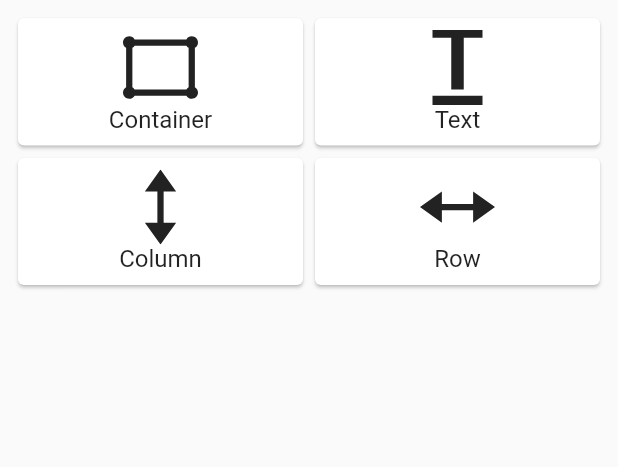
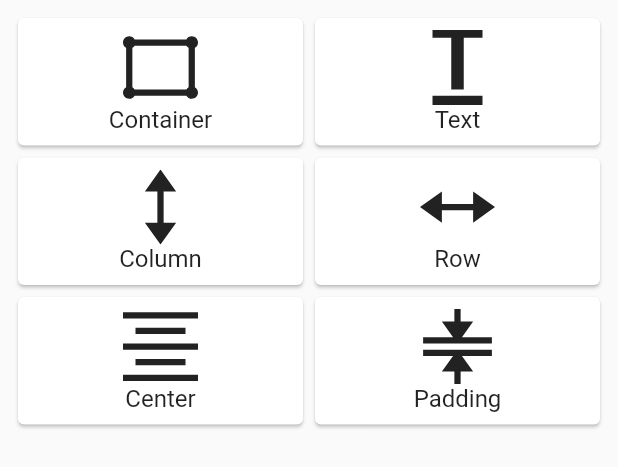
Before and after one commit to issaloubani/drag_n_drop, a Flutter app: the DragItemsView widget shown alone on an empty page, opened directly, on a phone screen of 412 x 824 dp. Shown: the top 467 px of the screen. Run offline on Flutter 3.47's test engine with Material 2 defaults, Android fonts, the phone set to English and light mode, and no system bars; our stand-ins replace flutter_advanced_switch, flutter_svg; missing offline and left inert: flutter_fancy_tree_view, flutter_resizable_container.

Commit message:
[+] Few UI Updates. [+] Added new widgets.

```diff
--- a/lib/config/items.dart
+++ b/lib/config/items.dart
@@ -18,7 +18,7 @@ List<DragItem> supportedItems = [
       type: Text,
       isTarget: false,
       args: {
-        "text": "Placeholder",
+        "text": "Label",
       },
     ),
     svgPath: Assets.iconsText,
@@ -40,4 +40,22 @@ List<DragItem> supportedItems = [
     svgPath: Assets.iconsRow,
     name: "Row",
   ),
+  DragItem(
+    data: WidgetData(
+      type: Center,
+      args: {},
+    ),
+    svgPath: Assets.iconsCenter,
+    name: "Center",
+  ),
+  DragItem(
+    data: WidgetData(
+      type: Padding,
+      args: {
+        "padding": const EdgeInsets.all(8.0),
+      },
+    ),
+    svgPath: Assets.iconsPadding,
+    name: "Padding",
+  ),
 ];
--- a/lib/config/supported_items.dart
+++ b/lib/config/supported_items.dart
@@ -5,6 +5,7 @@ import '../models/node.dart';
 
 final Map<Type, Node> supportedItems = {
   AppBar: Node(
+    name: 'AppBar',
     args: const {
       'title': Text('AppBar'),
     },
@@ -15,6 +16,7 @@ final Map<Type, Node> supportedItems = {
     },
   ),
   Scaffold: Node(
+    name: 'Scaffold',
     builder: (args, children) {
       return Scaffold(
         appBar: args['appBar'],
@@ -25,11 +27,13 @@ final Map<Type, Node> supportedItems = {
     },
   ),
   TextField: Node(
+    name: 'TextField',
     builder: (args, children) {
       return TextField();
     },
   ),
   Row: Node(
+    name: 'Row',
     args: const {},
     builder: (args, children) {
       return Row(
@@ -45,9 +49,11 @@ final Map<Type, Node> supportedItems = {
     },
   ),
   Text: Node(
+    name: 'Text',
     args: const {
       'text': 'Text',
     },
+    canHaveChildren: false,
     supportedParameters: const {
       'text': String,
       'textAlign': EnumType<TextAlign>(
@@ -64,6 +70,7 @@ final Map<Type, Node> supportedItems = {
     },
   ),
   Container: Node(
+    name: 'Container',
     args: const {
       "color": Colors.red,
     },
@@ -77,6 +84,7 @@ final Map<Type, Node> supportedItems = {
     },
   ),
   Column: Node(
+    name: 'Column',
     builder: (args, children) {
       return Column(
         crossAxisAlignment: args['crossAxisAlignment'] ?? CrossAxisAlignment.center,
@@ -89,4 +97,37 @@ final Map<Type, Node> supportedItems = {
       );
     },
   ),
+  Center: Node(
+    name: 'Center',
+    args: const {
+      'heightFactor': 1.0,
+      'widthFactor': 1.0,
+    },
+    supportedParameters: const {
+      'heightFactor': double,
+      'widthFactor': double,
+    },
+    builder: (args, children) {
+      return Center(
+        heightFactor: args['heightFactor'],
+        widthFactor: args['widthFactor'],
+        child: (children != null && children.isNotEmpty) ? children.first : null,
+      );
+    },
+  ),
+  Padding: Node(
+    name: 'Padding',
+    args: const {
+      'padding': EdgeInsets.all(8.0),
+    },
+    supportedParameters: const {
+      'padding': EdgeInsets,
+    },
+    builder: (args, children) {
+      return Padding(
+        padding: args['padding'],
+        child: (children != null && children.isNotEmpty) ? children.first : null,
+      );
+    },
+  ),
 };
--- a/lib/drag_n_drop.dart
+++ b/lib/drag_n_drop.dart
@@ -118,7 +118,7 @@ class _DragNDropState extends State<DragNDrop> {
                       IconButton(
                         onPressed: () => context.read<InspectorProvider>().editScreenResetLocation(),
                         icon: SvgPicture.asset(
-                          Assets.iconsCenter,
+                          Assets.iconsCenterReturn,
                           width: 18,
                           color: Theme.of(context).textTheme.bodyMedium?.color,
                         ),
--- a/lib/widgets/drag_items_view.dart
+++ b/lib/widgets/drag_items_view.dart
@@ -4,25 +4,37 @@ import 'package:drag_n_drop/widgets/drag_item.dart';
 import 'package:flutter/material.dart';
 
 class DragItemsView extends StatelessWidget {
-  const DragItemsView({super.key});
+  final int columnCount;
+
+  const DragItemsView({super.key, this.columnCount = 2});
 
   @override
   Widget build(BuildContext context) {
-    Iterable<List<DragItem>> items = supportedItems.slices(2);
+    Iterable<List<DragItem>> items = supportedItems.slices(columnCount);
 
     return Padding(
       padding: const EdgeInsets.all(8.0),
       child: Align(
         alignment: Alignment.topCenter,
-        child: Table(
+        child: Wrap(
           children: items
-              .map(
-                (e) => TableRow(
-                  children: e.map((e) => e).toList(),
-                ),
-              )
+              .map((e) => Row(
+                    children: e.map((e) => Expanded(child: e)).toList(),
+                  ))
               .toList(),
         ),
+/*        child: Table(
+          children: items.map(
+            (slice) {
+              if (slice.length < columnCount) {
+                slice = slice.toList()..addAll(List.filled(columnCount - slice.length, null));
+              }
+              return TableRow(
+                children: slice.map((e) => e).toList(),
+              );
+            },
+          ).toList(),
+        ),*/
       ),
     );
   }
--- a/lib/widgets/drag_target_node.dart
+++ b/lib/widgets/drag_target_node.dart
@@ -55,6 +55,8 @@ class _DragTargetNodeState<T extends Object> extends State<DragTargetNode<T>> {
         return Container(
           decoration: BoxDecoration(
               border: Border.all(
+            style: BorderStyle.solid,
+            strokeAlign: BorderSide.strokeAlignOutside,
             color: color,
             width: 2,
           )),
--- a/lib/widgets/tree_view.dart
+++ b/lib/widgets/tree_view.dart
@@ -39,7 +39,7 @@ class _TreeViewState extends State<TreeView> {
             ),
             TreeIndentation(
               entry: entry,
-              child: Text(entry.node.id),
+              child: Text(entry.node.name),
             ),
             if (entry.node.parent != null) ...[
               IconButton(
--- a/lib/widgets/widget_inspector.dart
+++ b/lib/widgets/widget_inspector.dart
@@ -1,9 +1,6 @@
 import 'package:drag_n_drop/models/enum_type.dart';
-import 'package:drag_n_drop/models/registerer.dart';
-import 'package:drag_n_drop/providers/inspector_provider.dart';
 import 'package:flutter/material.dart';
 import 'package:flutter_svg/svg.dart';
-import 'package:provider/provider.dart';
 
 import '../generated/assets.dart';
 import '../models/node.dart';
@@ -92,6 +89,7 @@ class _SelectedWidgetInspectorState extends State<SelectedWidgetInspector> {
           padding: const EdgeInsets.all(16.0),
           child: Column(
             children: [
+              if (widget.selectedWidget?.canBeViewed ?? false)
                 Card(
                   color: Colors.grey[200],
                   child: SizedBox.fromSize(
```
Also changed, not shown: lib/models/node.dart (+12 -8 lines), assets/icons/center.svg, assets/icons/center_return.svg (added), assets/icons/material_design.svg (renamed from assets/icons/materia_design.svg), assets/icons/material_ui.svg (renamed from assets/icons/material-ui.svg), assets/icons/padding.svg (added), lib/generated/assets.dart. Lines whose indentation alone changed are shown as unchanged.
